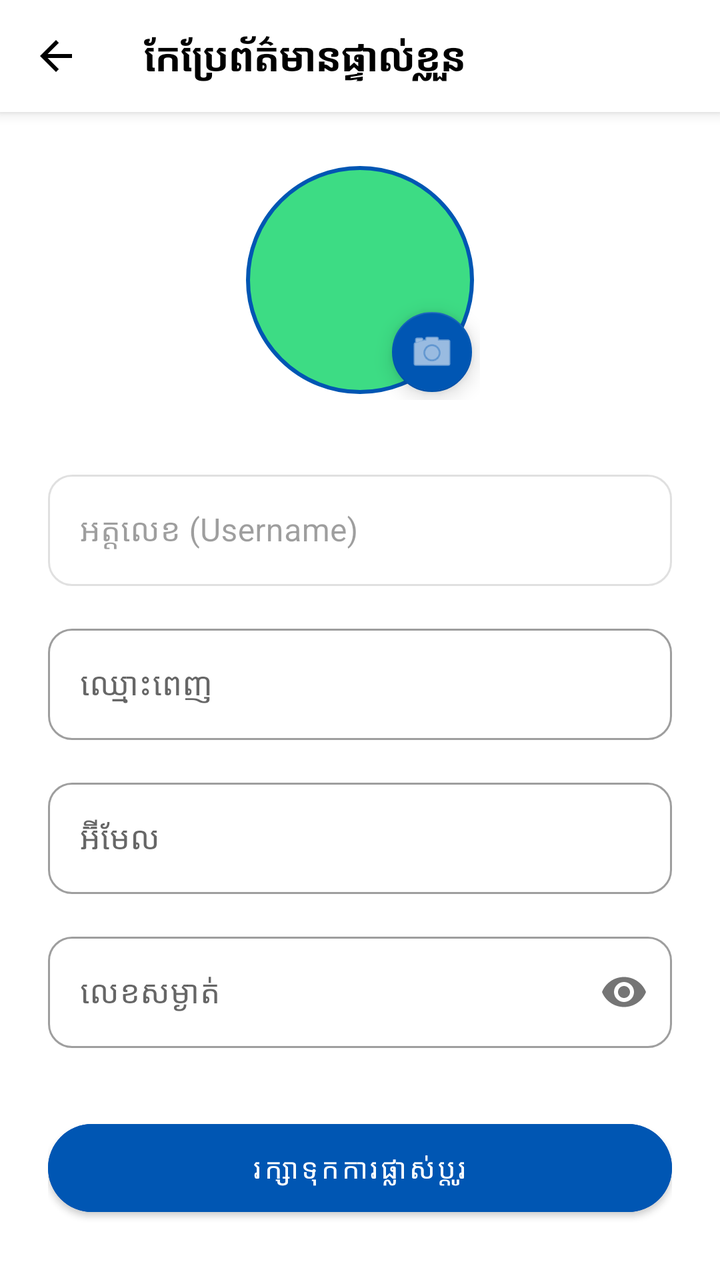
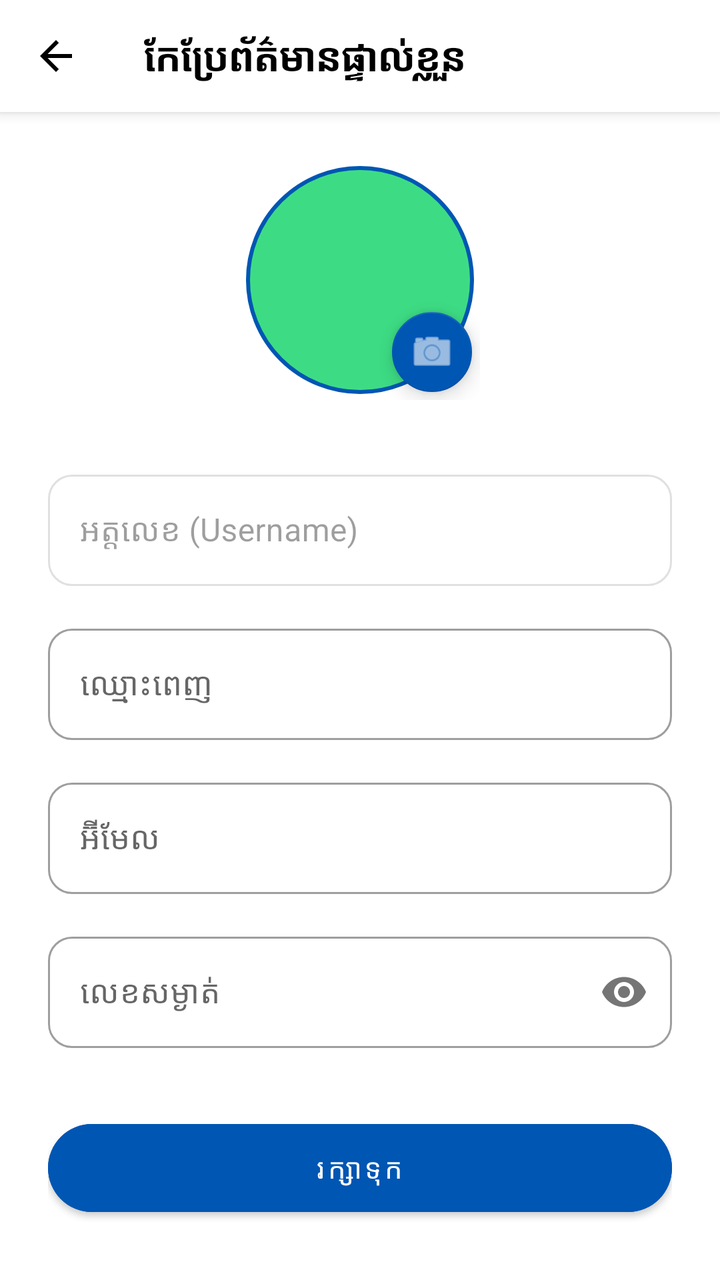

The first picture is an Android layout as it rendered before a commit; the second is the same layout after the commit. The layout source and the unified diff follow.
<!-- AndroidManifest.xml: application theme Theme.AcademicPulse -->
<!-- res/layout/activity_edit_profile.xml -->
<?xml version="1.0" encoding="utf-8"?>
<androidx.coordinatorlayout.widget.CoordinatorLayout xmlns:android="http://schemas.android.com/apk/res/android"
    xmlns:app="http://schemas.android.com/apk/res-auto"
    android:layout_width="match_parent"
    android:layout_height="match_parent"
    android:background="@color/white">

    <com.google.android.material.appbar.AppBarLayout
        android:layout_width="match_parent"
        android:layout_height="wrap_content"
        android:background="@color/white">
        <androidx.appcompat.widget.Toolbar
            android:id="@+id/toolbar"
            android:layout_width="match_parent"
            android:layout_height="?attr/actionBarSize"
            app:navigationIcon="@drawable/ic_back_straight">
            <TextView
                android:layout_width="wrap_content"
                android:layout_height="wrap_content"
                android:text="កែប្រែព័ត៌មានផ្ទាល់ខ្លួន"
                android:textColor="@color/black"
                android:textSize="20sp"
                android:textStyle="bold" />
        </androidx.appcompat.widget.Toolbar>
    </com.google.android.material.appbar.AppBarLayout>

    <androidx.core.widget.NestedScrollView
        android:layout_width="match_parent"
        android:layout_height="match_parent"
        app:layout_behavior="@string/appbar_scrolling_view_behavior">

        <LinearLayout
            android:layout_width="match_parent"
            android:layout_height="wrap_content"
            android:gravity="center_horizontal"
            android:orientation="vertical"
            android:padding="24dp">

            <FrameLayout
                android:id="@+id/profile_image_edit_container"
                android:layout_width="wrap_content"
                android:layout_height="wrap_content"
                android:layout_marginBottom="32dp">

                <com.google.android.material.imageview.ShapeableImageView
                    android:id="@+id/iv_edit_profile"
                    android:layout_width="120dp"
                    android:layout_height="120dp"
                    android:padding="4dp"
                    android:scaleType="centerCrop"
                    android:src="@drawable/ic_launcher_background"
                    app:shapeAppearanceOverlay="@style/CircleImage"
                    app:strokeColor="@color/primary_blue"
                    app:strokeWidth="2dp" />

                <com.google.android.material.floatingactionbutton.FloatingActionButton
                    android:layout_width="wrap_content"
                    android:layout_height="wrap_content"
                    android:layout_gravity="bottom|end"
                    android:src="@android:drawable/ic_menu_camera"
                    app:fabSize="mini"
                    app:tint="@color/white"
                    app:backgroundTint="@color/primary_blue" />
            </FrameLayout>

            <com.google.android.material.textfield.TextInputLayout
                style="@style/Widget.MaterialComponents.TextInputLayout.OutlinedBox"
                android:layout_width="match_parent"
                android:layout_height="wrap_content"
                android:hint="អត្តលេខ (Username)"
                android:enabled="false"
                app:boxCornerRadiusBottomEnd="12dp"
                app:boxCornerRadiusBottomStart="12dp"
                app:boxCornerRadiusTopEnd="12dp"
                app:boxCornerRadiusTopStart="12dp">
                <com.google.android.material.textfield.TextInputEditText
                    android:id="@+id/et_username"
                    android:layout_width="match_parent"
                    android:layout_height="wrap_content"
                    android:textColor="@color/text_grey" />
            </com.google.android.material.textfield.TextInputLayout>

            <com.google.android.material.textfield.TextInputLayout
                style="@style/Widget.MaterialComponents.TextInputLayout.OutlinedBox"
                android:layout_width="match_parent"
                android:layout_height="wrap_content"
                android:layout_marginTop="16dp"
                android:hint="ឈ្មោះពេញ"
                app:boxCornerRadiusBottomEnd="12dp"
                app:boxCornerRadiusBottomStart="12dp"
                app:boxCornerRadiusTopEnd="12dp"
                app:boxCornerRadiusTopStart="12dp">
                <com.google.android.material.textfield.TextInputEditText
                    android:id="@+id/et_name"
                    android:layout_width="match_parent"
                    android:layout_height="wrap_content" />
            </com.google.android.material.textfield.TextInputLayout>

            <com.google.android.material.textfield.TextInputLayout
                style="@style/Widget.MaterialComponents.TextInputLayout.OutlinedBox"
                android:layout_width="match_parent"
                android:layout_height="wrap_content"
                android:layout_marginTop="16dp"
                android:hint="អ៊ីមែល"
                app:boxCornerRadiusBottomEnd="12dp"
                app:boxCornerRadiusBottomStart="12dp"
                app:boxCornerRadiusTopEnd="12dp"
                app:boxCornerRadiusTopStart="12dp">
                <com.google.android.material.textfield.TextInputEditText
                    android:id="@+id/et_email"
                    android:layout_width="match_parent"
                    android:layout_height="wrap_content" />
            </com.google.android.material.textfield.TextInputLayout>

            <com.google.android.material.textfield.TextInputLayout
                style="@style/Widget.MaterialComponents.TextInputLayout.OutlinedBox"
                android:layout_width="match_parent"
                android:layout_height="wrap_content"
                android:layout_marginTop="16dp"
                android:hint="លេខសម្ងាត់"
                app:passwordToggleEnabled="true"
                app:boxCornerRadiusBottomEnd="12dp"
                app:boxCornerRadiusBottomStart="12dp"
                app:boxCornerRadiusTopEnd="12dp"
                app:boxCornerRadiusTopStart="12dp">
                <com.google.android.material.textfield.TextInputEditText
                    android:id="@+id/et_password"
                    android:layout_width="match_parent"
                    android:layout_height="wrap_content"
                    android:inputType="textPassword" />
            </com.google.android.material.textfield.TextInputLayout>

            <Button
                android:id="@+id/btn_update"
                android:layout_width="match_parent"
                android:layout_height="56dp"
                android:layout_marginTop="32dp"
                android:backgroundTint="@color/primary_blue"
                android:text="រក្សាទុកការផ្លាស់ប្តូរ"
                android:textAllCaps="false"
                app:cornerRadius="28dp" />

        </LinearLayout>
    </androidx.core.widget.NestedScrollView>
</androidx.coordinatorlayout.widget.CoordinatorLayout>
<!-- resources referenced by this layout -->
<resources>
  <color name="black">#000000</color>
  <color name="primary_blue">#0056B3</color>
  <color name="text_grey">#6C757D</color>
  <color name="white">#FFFFFF</color>
  <!-- drawable ic_back_straight (drawable) -->
  <?xml version="1.0" encoding="utf-8"?>
  <vector xmlns:android="http://schemas.android.com/apk/res/android"
      android:width="24dp"
      android:height="24dp"
      android:viewportWidth="24"
      android:viewportHeight="24"
      android:autoMirrored="true">
      <path
          android:fillColor="@color/black"
          android:pathData="M20,11H7.83l5.59-5.59L12,4l-8,8l8,8l1.41-1.41L7.83,13H20V11z" />
  </vector>
  <!-- drawable ic_launcher_background (drawable) -->
  <?xml version="1.0" encoding="utf-8"?>
  <vector xmlns:android="http://schemas.android.com/apk/res/android"
      android:width="108dp"
      android:height="108dp"
      android:viewportWidth="108"
      android:viewportHeight="108">
      <path
          android:fillColor="#3DDC84"
          android:pathData="M0,0h108v108h-108z" />
  </vector>
  <style name="CircleImage">
          <item name="cornerSize">50%</item>
      </style>
  <style name="Theme.AcademicPulse" parent="Theme.MaterialComponents.Light.NoActionBar">
          
          <item name="colorPrimary">@color/primary_blue</item>
          <item name="colorPrimaryVariant">@color/primary_blue</item>
          <item name="colorOnPrimary">@color/white</item>
          
          <item name="colorSecondary">@color/accent_yellow</item>
          <item name="colorSecondaryVariant">@color/accent_yellow</item>
          <item name="colorOnSecondary">@color/black</item>
          
          <item name="android:statusBarColor">@color/primary_blue</item>
          <item name="android:windowLightStatusBar" tools:targetApi="m">false</item>
      </style>
  <color name="accent_yellow">#FFC107</color>
</resources>

<!-- the commit's change to res/layout/activity_edit_profile.xml (unified diff, before → after) -->
@@ -17,7 +17,7 @@
             <TextView
                 android:layout_width="wrap_content"
                 android:layout_height="wrap_content"
-                android:text="កែប្រែព័ត៌មានផ្ទាល់ខ្លួន"
+                android:text="@string/edit_profile"
                 android:textColor="@color/black"
                 android:textSize="20sp"
                 android:textStyle="bold" />
@@ -49,6 +49,7 @@
                     android:padding="4dp"
                     android:scaleType="centerCrop"
                     android:src="@drawable/ic_launcher_background"
+                    android:contentDescription="@null"
                     app:shapeAppearanceOverlay="@style/CircleImage"
                     app:strokeColor="@color/primary_blue"
                     app:strokeWidth="2dp" />
@@ -58,6 +59,7 @@
                     android:layout_height="wrap_content"
                     android:layout_gravity="bottom|end"
                     android:src="@android:drawable/ic_menu_camera"
+                    android:contentDescription="@string/edit_profile"
                     app:fabSize="mini"
                     app:tint="@color/white"
                     app:backgroundTint="@color/primary_blue" />
@@ -136,7 +138,7 @@
                 android:layout_height="56dp"
                 android:layout_marginTop="32dp"
                 android:backgroundTint="@color/primary_blue"
-                android:text="រក្សាទុកការផ្លាស់ប្តូរ"
+                android:text="@string/save"
                 android:textAllCaps="false"
                 app:cornerRadius="28dp" />
 
<!-- resource entries referenced after the edit -->
@@ -27,6 +27,8 @@
           android:fillColor="#3DDC84"
           android:pathData="M0,0h108v108h-108z" />
   </vector>
+  <string name="edit_profile">កែប្រែព័ត៌មានផ្ទាល់ខ្លួន</string>
+  <string name="save">រក្សាទុក</string>
   <style name="CircleImage">
           <item name="cornerSize">50%</item>
       </style>
